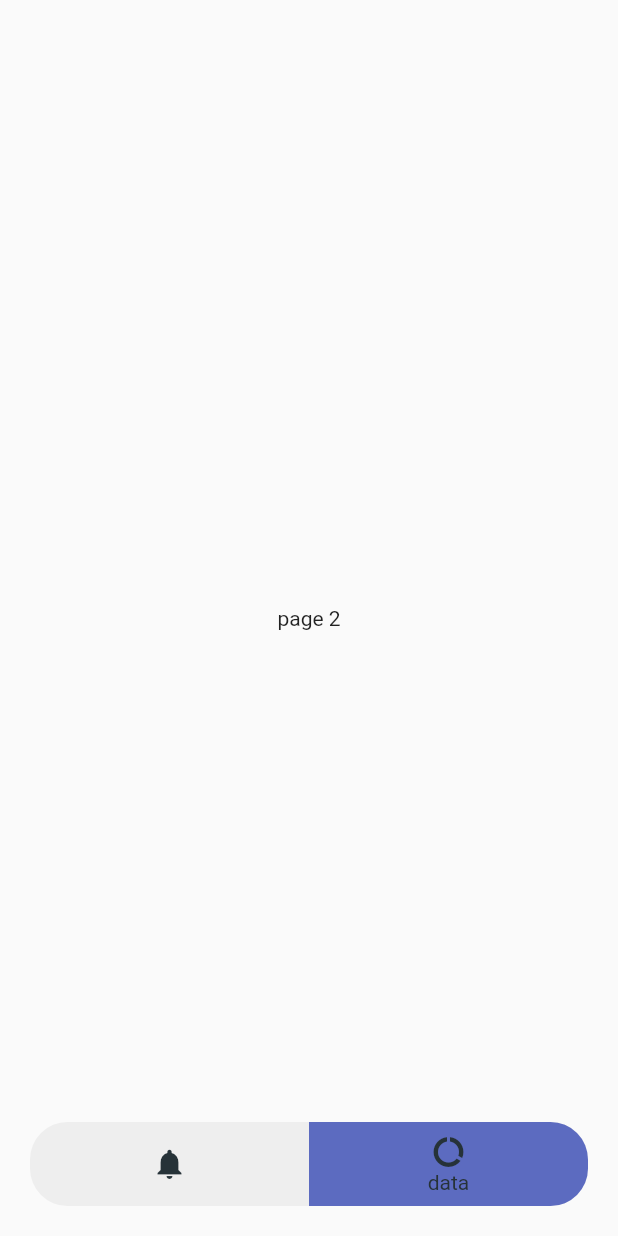
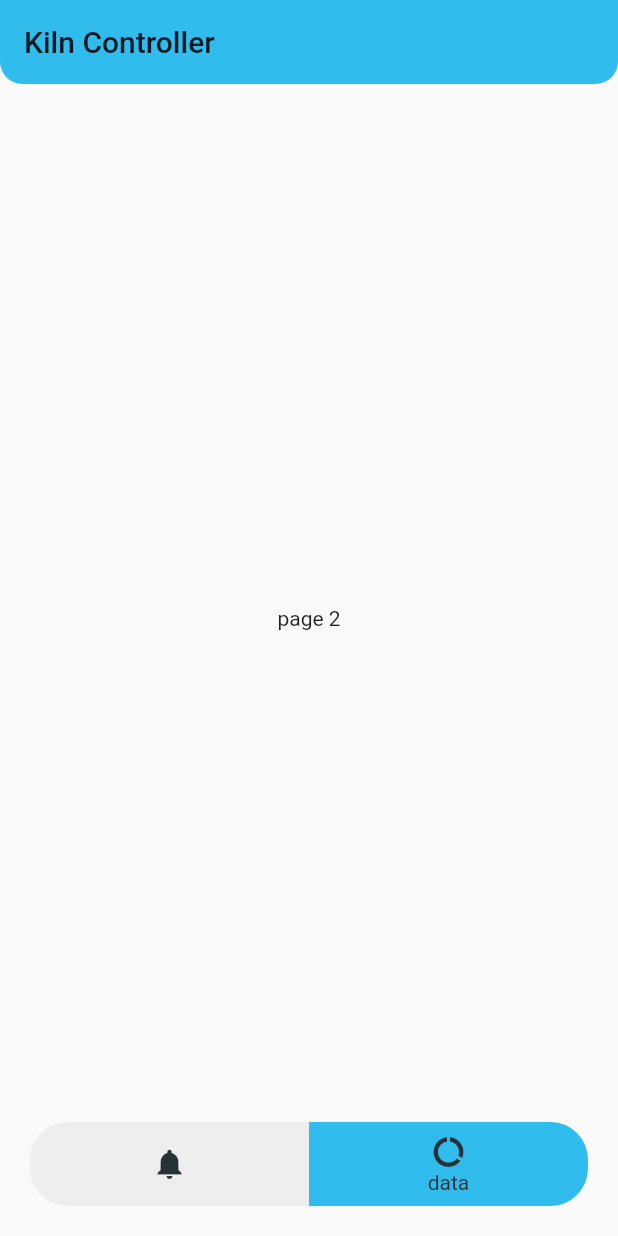
Before and after one commit to elliotnash/KilnController, a Flutter app: the screen it shows after launch, swiped to page 2, on a phone screen of 412 x 824 dp. Run offline on Flutter 3.47's test engine with Material 2 defaults, Android fonts, the phone set to English and light mode, and no system bars; drawn by our look-alikes of flutter_snake_navigationbar; our stand-ins replace vibration.

Commit message:
formatting

```diff
--- a/client/lib/main.dart
+++ b/client/lib/main.dart
@@ -1,6 +1,7 @@
 import 'package:flutter/material.dart';
 import 'package:flutter_snake_navigationbar/flutter_snake_navigationbar.dart';
 import 'package:vibration/vibration.dart';
+import 'kiln_colors.dart';
 
 void main() {
   runApp(const MyApp());
@@ -13,9 +14,9 @@ class MyApp extends StatelessWidget {
   @override
   Widget build(BuildContext context) {
     return MaterialApp(
-      title: 'Flutter Demo',
+      title: 'Kiln Controller',
       theme: ThemeData(
-        primarySwatch: Colors.indigo,
+        primarySwatch: KilnColors.cyan,
       ),
       home: const Home(title: 'Kiln Controller'),
     );
@@ -66,11 +67,18 @@ class _HomeState extends State<Home> with TickerProviderStateMixin {
     // fast, so that you can just rebuild anything that needs updating rather
     // than having to individually change instances of widgets.
     return Scaffold(
-      // appBar: AppBar(
-      //   // Here we take the value from the MyHomePage object that was created by
-      //   // the App.build method, and use it to set our appbar title.
-      //   title: Text(widget.title),
-      // ),
+      extendBodyBehindAppBar: true,
+      appBar: AppBar(
+        // Here we take the value from the MyHomePage object that was created by
+        // the App.build method, and use it to set our appbar title.
+        title: Text(widget.title),
+        elevation: 0,
+        shape: const RoundedRectangleBorder(
+          borderRadius: BorderRadius.vertical(bottom: Radius.circular(15))
+        ),
+        //backgroundColor: KilnColors.cyan.withAlpha(0x),
+
+      ),
       extendBody: true,
       bottomNavigationBar: SafeArea(
         child: SnakeNavigationBar.color(
@@ -83,11 +91,10 @@ class _HomeState extends State<Home> with TickerProviderStateMixin {
           ),
 
           backgroundColor: Colors.grey[200],
-          snakeViewColor: Colors.indigo[400],
+          snakeViewColor: KilnColors.cyan,
           selectedItemColor: Colors.blueGrey[900],
           unselectedItemColor: Colors.blueGrey[900],
 
-          //showUnselectedLabels: true,
           showSelectedLabels: true,
 
           currentIndex: _tab.index,
@@ -153,7 +160,7 @@ class _HomeState extends State<Home> with TickerProviderStateMixin {
               ],
             ),
           ),
-          const Center(child: Text("page 2"))
+          const Center(child: Text("page 2")),
         ],
       ),
     );
```
